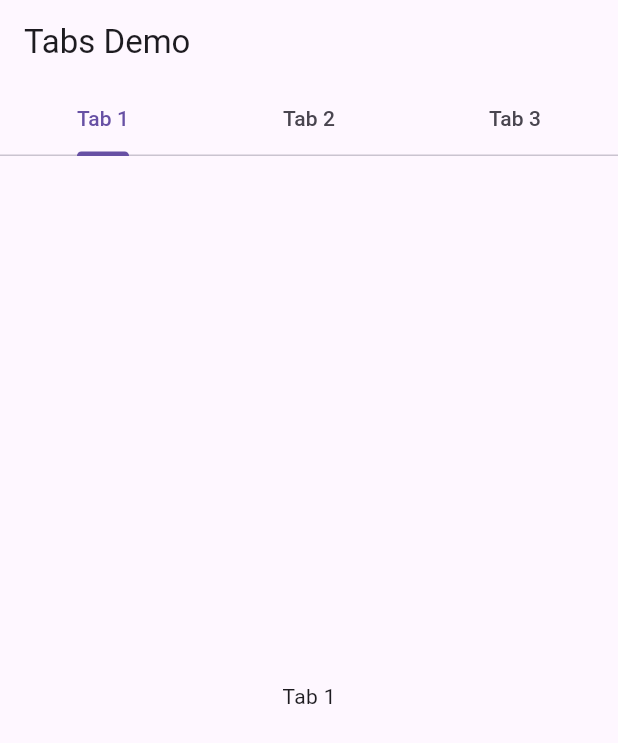
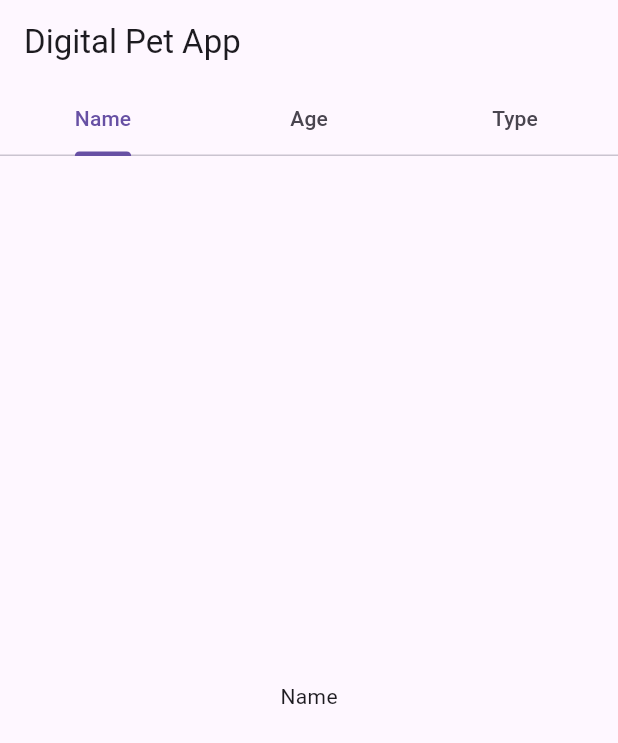
Before and after one commit to HemangShimpi/digital_pet_app, a Flutter app: the screen it shows after launch, on a phone screen of 412 x 824 dp. Shown: the top 743 px of the screen. Run offline on Flutter 3.47's test engine with Material 3 defaults, Android fonts, the phone set to English and light mode, and no system bars.

Commit message:
Added different tabs

```diff
--- a/lib/main.dart
+++ b/lib/main.dart
@@ -61,13 +61,13 @@ class __TabsNonScrollableDemoState extends State<_TabsNonScrollableDemo>
   @override
   Widget build(BuildContext context) {
 // For the ToDo task hint: consider defining the widget and name of the tabs here
-    final tabs = ['Tab 1', 'Tab 2', 'Tab 3'];
+    final tabs = ['Name', 'Age', 'Type'];
 
     return Scaffold(
       appBar: AppBar(
         automaticallyImplyLeading: false,
         title: Text(
-          'Tabs Demo',
+          'Digital Pet App',
         ),
         bottom: TabBar(
           controller: _tabController,
```
